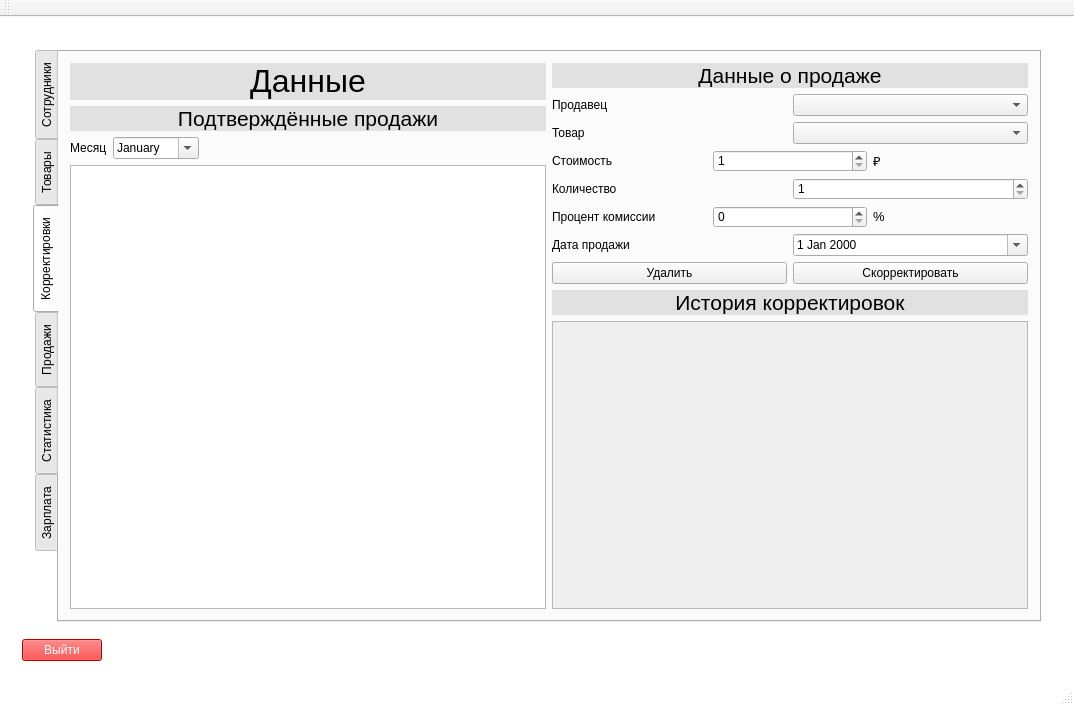
Old version of the form iSalary/iSalary/mainwindow.ui in the repository Polikarpova/iSalary.
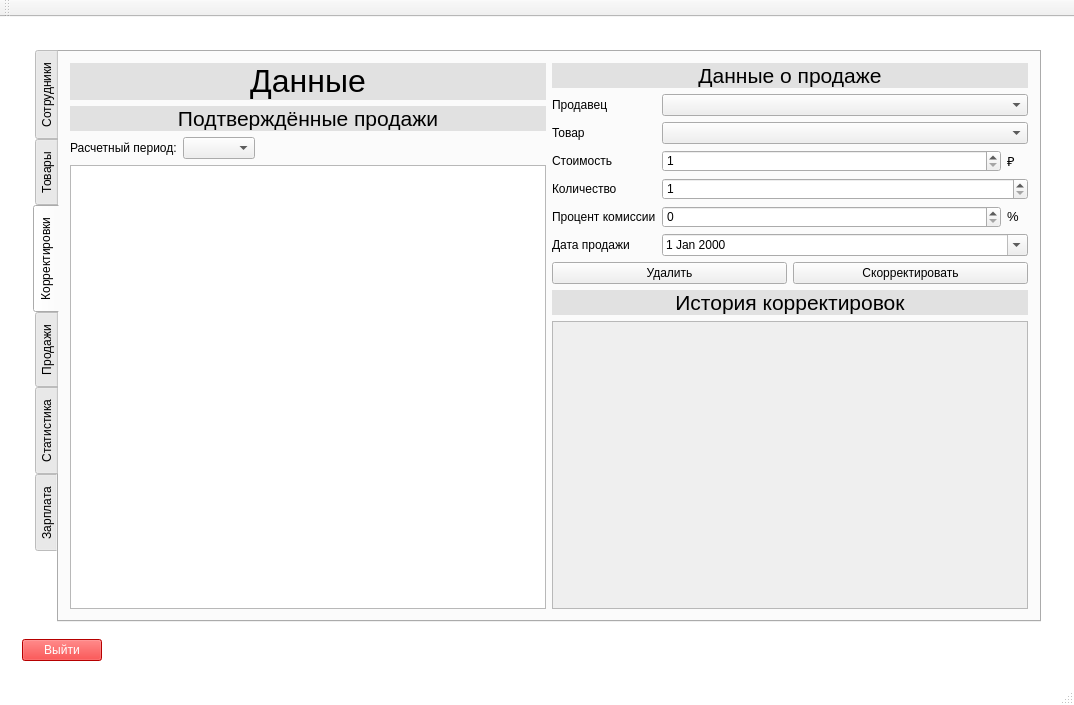
New version of the form. The open tabs and pages were chosen to show the change. Icons and pictures are not drawn.

Commit message: Исправлен макет страницы 'Корректировки', а так же имена виджетов

```diff
--- a/iSalary/iSalary/mainwindow.ui
+++ b/iSalary/iSalary/mainwindow.ui
@@ -956,22 +956,12 @@
                     <item>
                      <widget class="QLabel" name="label_34">
                       <property name="text">
-                       <string>Месяц</string>
+                       <string>Расчетный период:</string>
                       </property>
                      </widget>
                     </item>
                     <item>
-                     <widget class="QDateEdit" name="monthInput">
-                      <property name="buttonSymbols">
-                       <enum>QAbstractSpinBox::UpDownArrows</enum>
-                      </property>
-                      <property name="displayFormat">
-                       <string>MMMM</string>
-                      </property>
-                      <property name="calendarPopup">
-                       <bool>true</bool>
-                      </property>
-                     </widget>
+                     <widget class="QComboBox" name="accountingPeriodComboBox"/>
                     </item>
                     <item>
                      <spacer name="horizontalSpacer_6">
@@ -1001,8 +991,6 @@
                  </layout>
                 </item>
                 <item>
-                 <layout class="QVBoxLayout" name="verticalLayout_13">
-                  <item>
                    <layout class="QVBoxLayout" name="verticalLayout_12">
                     <item>
                      <widget class="QLabel" name="label_35">
@@ -1015,32 +1003,38 @@
                      </widget>
                     </item>
                     <item>
-                     <layout class="QGridLayout" name="gridLayout_7">
+                   <layout class="QFormLayout" name="formLayout_7">
                       <item row="0" column="0">
-                       <layout class="QHBoxLayout" name="horizontalLayout_26">
-                        <item>
                          <widget class="QLabel" name="label_36">
                           <property name="text">
                            <string>Продавец</string>
                           </property>
                          </widget>
                         </item>
-                        <item>
-                         <widget class="QComboBox" name="salerComboBox"/>
-                        </item>
-                       </layout>
+                    <item row="0" column="1">
+                     <widget class="QComboBox" name="correctionSalerComboBox"/>
+                    </item>
+                    <item row="1" column="0">
+                     <widget class="QLabel" name="label_37">
+                      <property name="text">
+                       <string>Товар</string>
+                      </property>
+                     </widget>
+                    </item>
+                    <item row="1" column="1">
+                     <widget class="QComboBox" name="correctionProductComboBox"/>
                       </item>
                       <item row="2" column="0">
-                       <layout class="QHBoxLayout" name="horizontalLayout_28">
-                        <item>
                          <widget class="QLabel" name="label_38">
                           <property name="text">
                            <string>Стоимость</string>
                           </property>
                          </widget>
                         </item>
+                    <item row="2" column="1">
+                     <layout class="QHBoxLayout" name="horizontalLayout_5">
                         <item>
-                         <widget class="QSpinBox" name="price">
+                       <widget class="QSpinBox" name="correctionPrice">
                           <property name="minimum">
                            <number>1</number>
                           </property>
@@ -1051,6 +1045,18 @@
                         </item>
                         <item>
                          <widget class="QLabel" name="label_39">
+                        <property name="minimumSize">
+                         <size>
+                          <width>21</width>
+                          <height>18</height>
+                         </size>
+                        </property>
+                        <property name="maximumSize">
+                         <size>
+                          <width>21</width>
+                          <height>18</height>
+                         </size>
+                        </property>
                           <property name="text">
                            <string>&lt;html&gt;&lt;head/&gt;&lt;body&gt;&lt;p&gt;&lt;span style=&quot; font-size:10pt;&quot;&gt;₽&lt;/span&gt;&lt;/p&gt;&lt;/body&gt;&lt;/html&gt;</string>
                           </property>
@@ -1059,16 +1065,14 @@
                        </layout>
                       </item>
                       <item row="3" column="0">
-                       <layout class="QHBoxLayout" name="horizontalLayout_29">
-                        <item>
                          <widget class="QLabel" name="label_40">
                           <property name="text">
                            <string>Количество</string>
                           </property>
                          </widget>
                         </item>
-                        <item>
-                         <widget class="QSpinBox" name="productCount">
+                    <item row="3" column="1">
+                     <widget class="QSpinBox" name="correctionProductsCount">
                           <property name="minimum">
                            <number>1</number>
                           </property>
@@ -1077,76 +1081,17 @@
                           </property>
                          </widget>
                         </item>
-                       </layout>
-                      </item>
-                      <item row="5" column="0">
-                       <layout class="QHBoxLayout" name="horizontalLayout_31">
-                        <item>
-                         <widget class="QLabel" name="label_43">
-                          <property name="text">
-                           <string>Дата продажи</string>
-                          </property>
-                         </widget>
-                        </item>
-                        <item>
-                         <widget class="QDateEdit" name="dateOfBirth_2">
-                          <property name="enabled">
-                           <bool>true</bool>
-                          </property>
-                          <property name="wrapping">
-                           <bool>false</bool>
-                          </property>
-                          <property name="frame">
-                           <bool>true</bool>
-                          </property>
-                          <property name="buttonSymbols">
-                           <enum>QAbstractSpinBox::UpDownArrows</enum>
-                          </property>
-                          <property name="keyboardTracking">
-                           <bool>true</bool>
-                          </property>
-                          <property name="showGroupSeparator" stdset="0">
-                           <bool>false</bool>
-                          </property>
-                          <property name="minimumDate">
-                           <date>
-                            <year>1900</year>
-                            <month>9</month>
-                            <day>14</day>
-                           </date>
-                          </property>
-                          <property name="calendarPopup">
-                           <bool>true</bool>
-                          </property>
-                         </widget>
-                        </item>
-                       </layout>
-                      </item>
-                      <item row="1" column="0">
-                       <layout class="QHBoxLayout" name="horizontalLayout_27">
-                        <item>
-                         <widget class="QLabel" name="label_37">
-                          <property name="text">
-                           <string>Товар</string>
-                          </property>
-                         </widget>
-                        </item>
-                        <item>
-                         <widget class="QComboBox" name="salesComboBox"/>
-                        </item>
-                       </layout>
-                      </item>
                       <item row="4" column="0">
-                       <layout class="QHBoxLayout" name="horizontalLayout_30">
-                        <item>
                          <widget class="QLabel" name="label_41">
                           <property name="text">
                            <string>Процент комиссии</string>
                           </property>
                          </widget>
                         </item>
+                    <item row="4" column="1">
+                     <layout class="QHBoxLayout" name="horizontalLayout_6">
                         <item>
-                         <widget class="QSpinBox" name="price_2">
+                       <widget class="QSpinBox" name="correctionPercent">
                           <property name="minimum">
                            <number>0</number>
                           </property>
@@ -1157,6 +1102,18 @@
                         </item>
                         <item>
                          <widget class="QLabel" name="label_42">
+                        <property name="minimumSize">
+                         <size>
+                          <width>21</width>
+                          <height>18</height>
+                         </size>
+                        </property>
+                        <property name="maximumSize">
+                         <size>
+                          <width>21</width>
+                          <height>18</height>
+                         </size>
+                        </property>
                           <property name="text">
                            <string>&lt;html&gt;&lt;head/&gt;&lt;body&gt;&lt;p&gt;&lt;span style=&quot; font-size:10pt;&quot;&gt;%&lt;/span&gt;&lt;/p&gt;&lt;/body&gt;&lt;/html&gt;</string>
                           </property>
@@ -1164,6 +1121,45 @@
                         </item>
                        </layout>
                       </item>
+                    <item row="5" column="0">
+                     <widget class="QLabel" name="label_43">
+                      <property name="text">
+                       <string>Дата продажи</string>
+                      </property>
+                     </widget>
+                    </item>
+                    <item row="5" column="1">
+                     <widget class="QDateEdit" name="correctionDateOfSale">
+                      <property name="enabled">
+                       <bool>true</bool>
+                      </property>
+                      <property name="wrapping">
+                       <bool>false</bool>
+                      </property>
+                      <property name="frame">
+                       <bool>true</bool>
+                      </property>
+                      <property name="buttonSymbols">
+                       <enum>QAbstractSpinBox::UpDownArrows</enum>
+                      </property>
+                      <property name="keyboardTracking">
+                       <bool>true</bool>
+                      </property>
+                      <property name="showGroupSeparator" stdset="0">
+                       <bool>false</bool>
+                      </property>
+                      <property name="minimumDate">
+                       <date>
+                        <year>1900</year>
+                        <month>9</month>
+                        <day>14</day>
+                       </date>
+                      </property>
+                      <property name="calendarPopup">
+                       <bool>true</bool>
+                      </property>
+                     </widget>
+                    </item>
                      </layout>
                     </item>
                     <item>
@@ -1184,8 +1180,6 @@
                       </item>
                      </layout>
                     </item>
-                   </layout>
-                  </item>
                   <item>
                    <widget class="QLabel" name="label_44">
                     <property name="styleSheet">
```
Left out of the diff: 14 changed lines with no effect on the pictures. Lines whose indentation alone changed are shown as unchanged.
